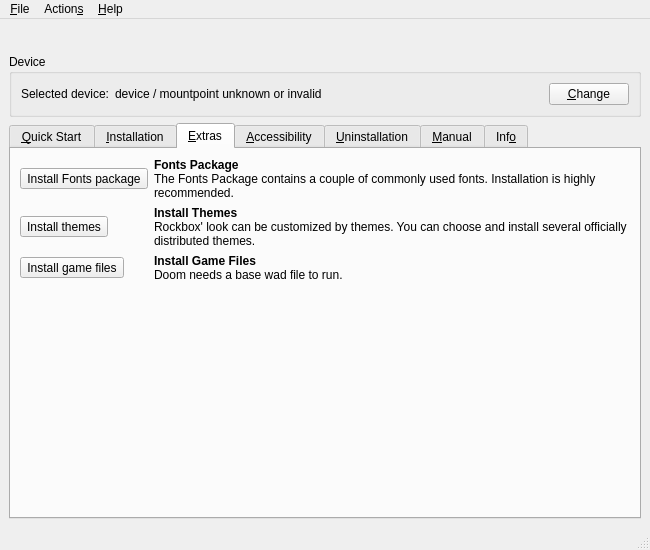
The window that rbutil/rbutilqt/rbutilqtfrm.ui (Rockbox-Chinese-Community/Rockbox-RCC) describes before a commit, drawn with Qt 5.
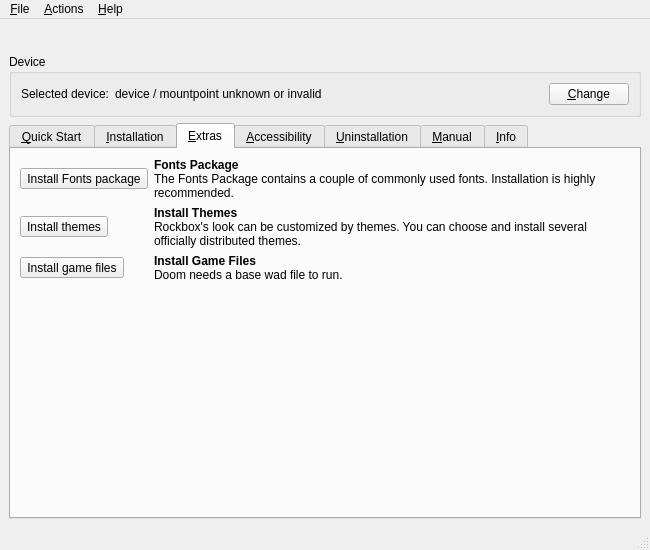
The same window after the commit. The open tabs and pages were chosen to show the change. Icons and pictures are not drawn.

The edit to the form file:
```diff
--- a/rbutil/rbutilqt/rbutilqtfrm.ui
+++ b/rbutil/rbutilqt/rbutilqtfrm.ui
@@ -370,7 +370,7 @@
         <item row="1" column="1">
          <widget class="QLabel" name="labelThemes">
           <property name="text">
-           <string>&lt;b&gt;Install Themes&lt;/b&gt;&lt;br/&gt;Rockbox' look can be customized by themes. You can choose and install several officially distributed themes.</string>
+           <string>&lt;b&gt;Install Themes&lt;/b&gt;&lt;br/&gt;Rockbox&apos;s look can be customized by themes. You can choose and install several officially distributed themes.</string>
           </property>
           <property name="wordWrap">
            <bool>true</bool>
@@ -750,7 +750,7 @@
       </widget>
       <widget class="QWidget" name="info">
        <attribute name="title">
-        <string>Inf&amp;o</string>
+        <string>&amp;Info</string>
        </attribute>
        <layout class="QGridLayout">
         <item row="0" column="0">
@@ -818,7 +818,7 @@
    </widget>
    <widget class="QMenu" name="menuA_ctions">
     <property name="title">
-     <string>Action&amp;s</string>
+     <string>&amp;Actions</string>
     </property>
     <widget class="QMenu" name="menuInstallation">
      <property name="title">
```
Left out of the diff: 4 changed lines with no effect on the pictures.
